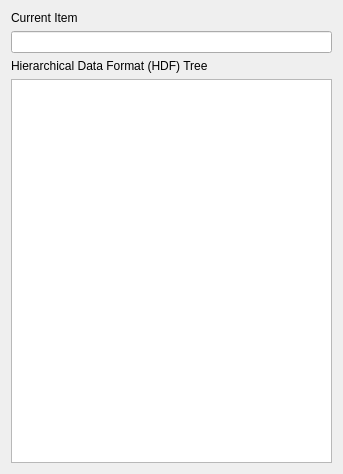
The window that ui/uiWidgetBaseHDFViewer.ui (ManifoldsHu/FourDExplorer) describes before a commit, drawn with Qt 5.
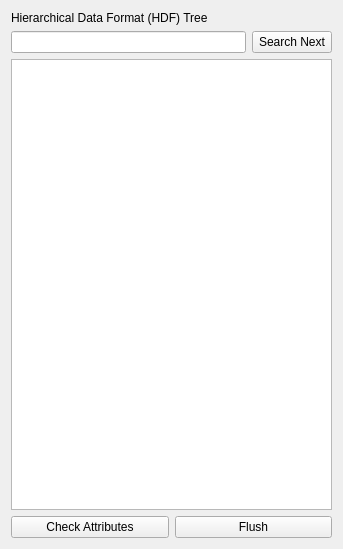
The same window after the commit.

Diff of the .ui file:
```diff
--- a/ui/uiWidgetBaseHDFViewer.ui
+++ b/ui/uiWidgetBaseHDFViewer.ui
@@ -7,7 +7,7 @@
     <x>0</x>
     <y>0</y>
     <width>343</width>
-    <height>474</height>
+    <height>549</height>
    </rect>
   </property>
   <property name="sizePolicy">
@@ -20,16 +20,6 @@
    <string>Form</string>
   </property>
   <layout class="QVBoxLayout" name="verticalLayout">
-   <item>
-    <widget class="QLabel" name="label_current_item">
-     <property name="text">
-      <string>Current Item</string>
-     </property>
-    </widget>
-   </item>
-   <item>
-    <widget class="QLineEdit" name="lineEdit_current_path"/>
-   </item>
    <item>
     <widget class="QLabel" name="label_HDF">
      <property name="text">
@@ -37,9 +27,41 @@
      </property>
     </widget>
    </item>
+   <item>
+    <layout class="QHBoxLayout" name="horizontalLayout">
+     <item>
+      <widget class="QLineEdit" name="lineEdit_search"/>
+     </item>
+     <item>
+      <widget class="QPushButton" name="pushButton_search">
+       <property name="text">
+        <string>Search Next</string>
+       </property>
+      </widget>
+     </item>
+    </layout>
+   </item>
    <item>
     <widget class="QTreeView" name="treeView_HDF"/>
    </item>
+   <item>
+    <layout class="QHBoxLayout" name="horizontalLayout_2">
+     <item>
+      <widget class="QPushButton" name="pushButton_check_attr">
+       <property name="text">
+        <string>Check Attributes</string>
+       </property>
+      </widget>
+     </item>
+     <item>
+      <widget class="QPushButton" name="pushButton_flush">
+       <property name="text">
+        <string>Flush</string>
+       </property>
+      </widget>
+     </item>
+    </layout>
+   </item>
   </layout>
  </widget>
  <resources/>
```
